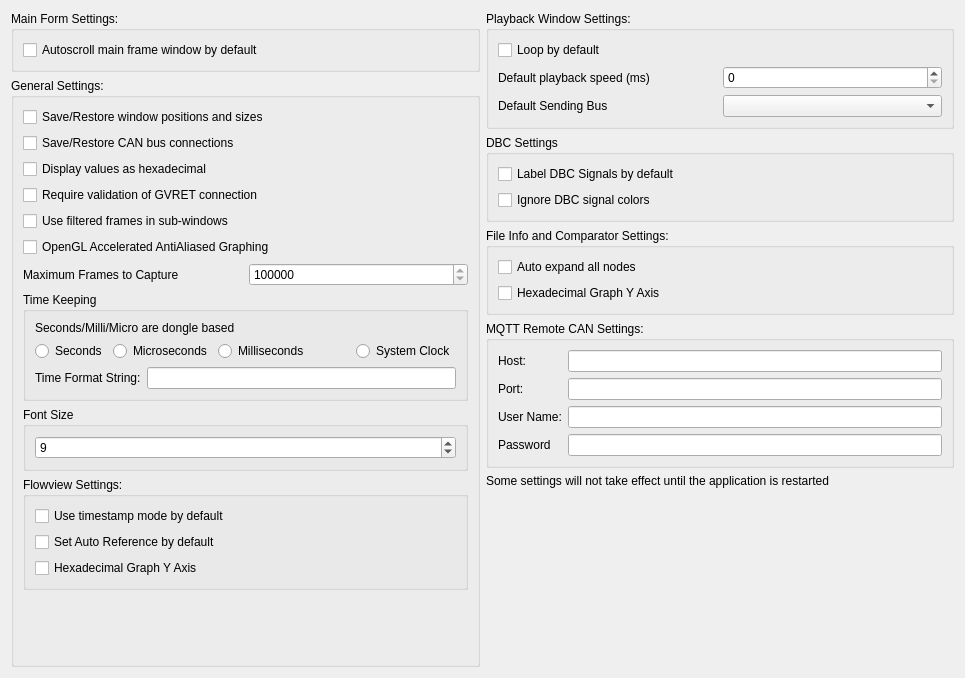
First picture: the form in ui/mainsettingsdialog.ui, repository collin80/SavvyCAN, before the edit.
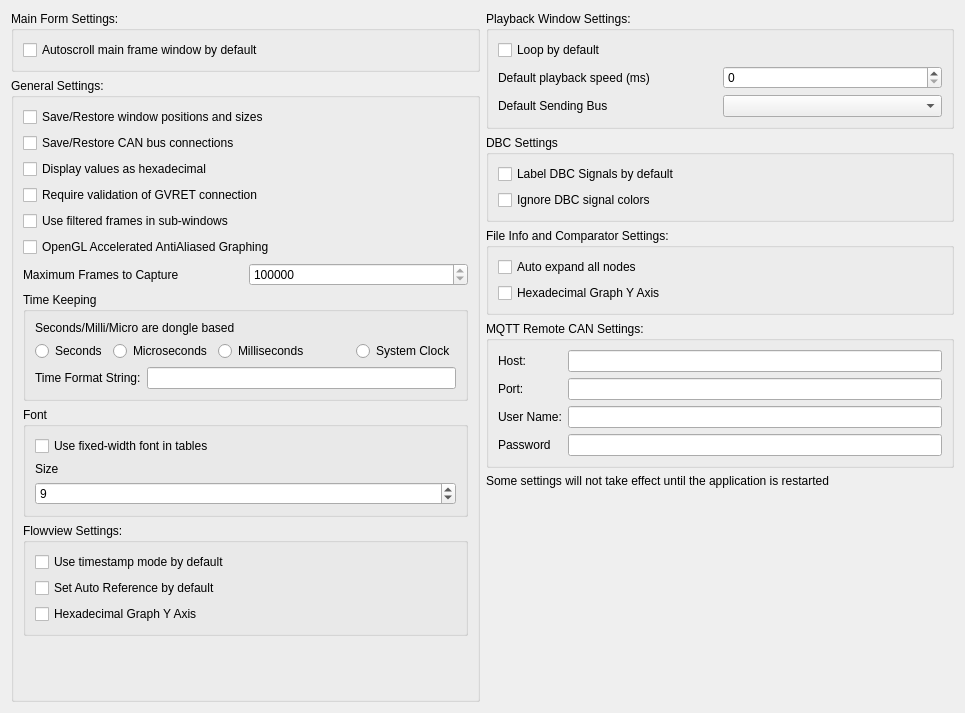
Second picture: the form after the edit.

Commit message: Added setting for fixed width vs normal font in the data tables

The edit to the form file:
```diff
--- a/ui/mainsettingsdialog.ui
+++ b/ui/mainsettingsdialog.ui
@@ -7,7 +7,7 @@
     <x>0</x>
     <y>0</y>
     <width>965</width>
-    <height>678</height>
+    <height>713</height>
    </rect>
   </property>
   <property name="windowTitle">
@@ -191,9 +191,23 @@
         <item>
          <widget class="QGroupBox" name="groupBox_7">
           <property name="title">
-           <string>Font Size</string>
+           <string>Font</string>
           </property>
           <layout class="QVBoxLayout" name="verticalLayout_8">
+           <item>
+            <widget class="QCheckBox" name="cbFontFixedWidth">
+             <property name="text">
+              <string>Use fixed-width font in tables</string>
+             </property>
+            </widget>
+           </item>
+           <item>
+            <widget class="QLabel" name="label_11">
+             <property name="text">
+              <string>Size</string>
+             </property>
+            </widget>
+           </item>
            <item>
             <widget class="QSpinBox" name="spinFontSize">
              <property name="minimum">
```
The commit also changes 3 other files.
